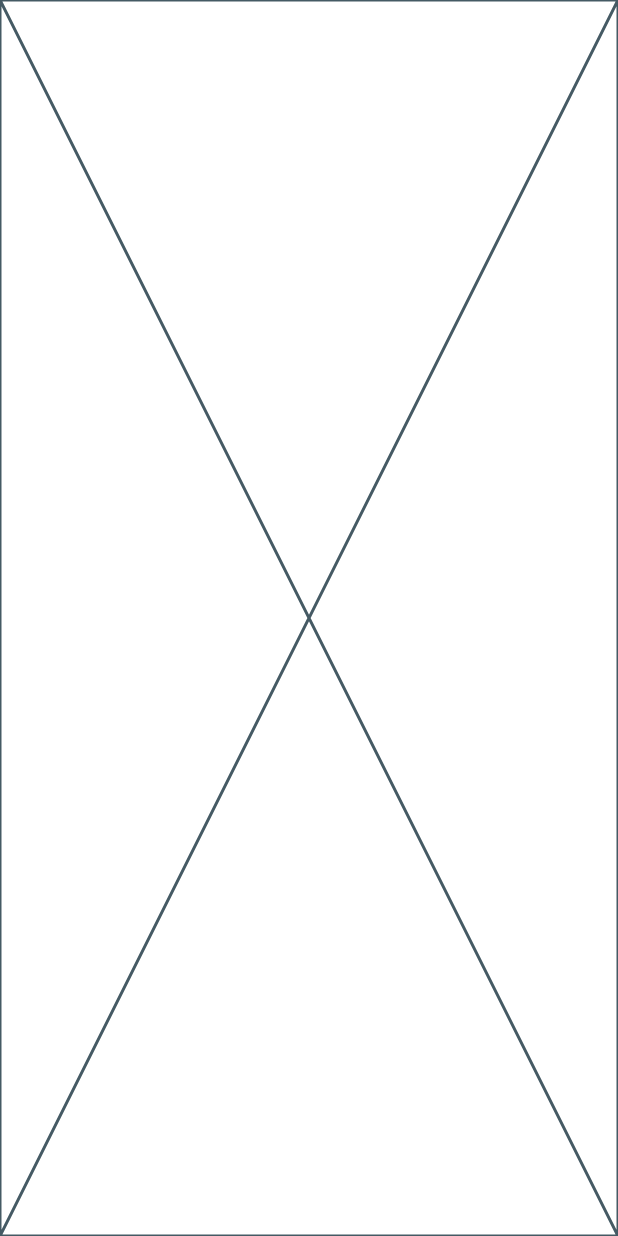
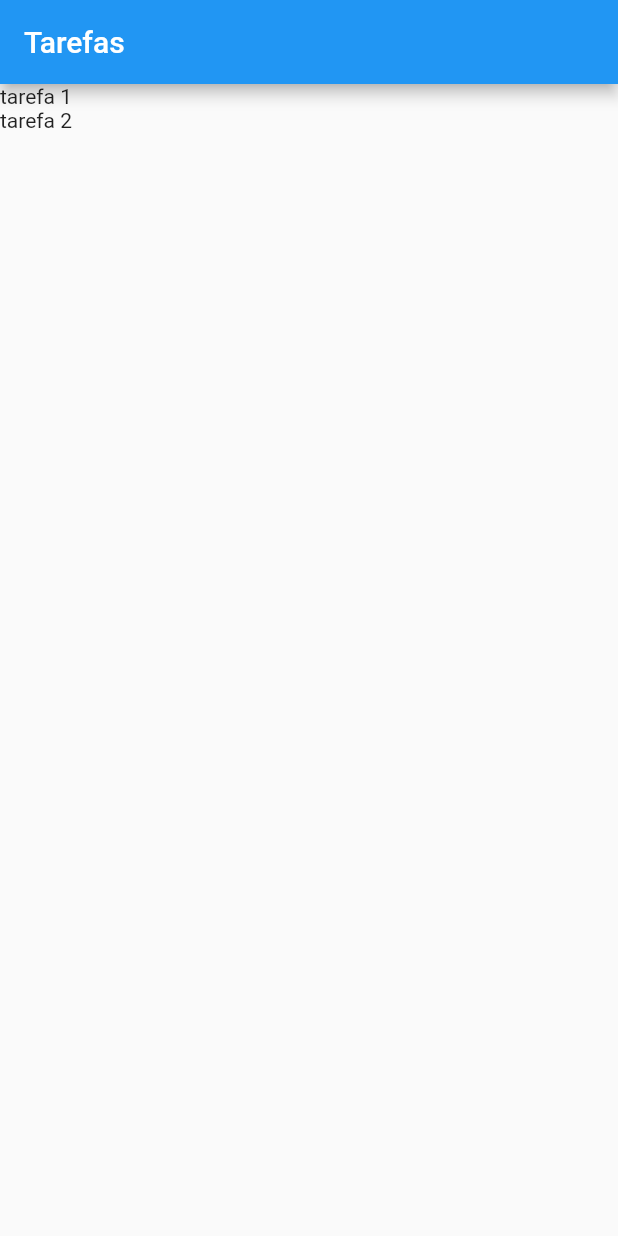
Before and after one commit to DouglasLeal/estudo-flutter-provider, a Flutter app: the screen it shows after launch, on a phone screen of 412 x 824 dp. Run offline on Flutter 3.47's test engine with Material 2 defaults, Android fonts, the phone set to English and light mode, and no system bars.

Commit message:
ListScreen criado

```diff
--- a/lib/data/task_data.dart
+++ b/lib/data/task_data.dart
@@ -1,7 +1,7 @@
 import 'package:flutter/material.dart';
 
 class TaskData extends ChangeNotifier{
-  List<String> _tasks = [];
+  List<String> _tasks = ["tarefa 1", "tarefa 2"];
   List<String> get tasks => _tasks;
 
   void addTask(String task){
--- a/lib/main.dart
+++ b/lib/main.dart
@@ -1,7 +1,15 @@
+import 'package:estudo_provider/data/task_data.dart';
+import 'package:estudo_provider/screens/list_screen.dart';
 import 'package:flutter/material.dart';
+import 'package:provider/provider.dart';
 
 void main() {
-  runApp(const MyApp());
+  runApp(
+    ChangeNotifierProvider(
+      create: (context) => TaskData(),
+      child: MyApp(),
+    ),
+  );
 }
 
 class MyApp extends StatelessWidget {
@@ -9,6 +17,9 @@ class MyApp extends StatelessWidget {
 
   @override
   Widget build(BuildContext context) {
-    return const Placeholder();
+    return MaterialApp(
+      title: 'Task List',
+      home: ListScreen(),
+    );
   }
 }
--- /dev/null
+++ b/lib/screens/list_screen.dart
@@ -0,0 +1,24 @@
+import 'package:estudo_provider/data/task_data.dart';
+import 'package:flutter/material.dart';
+import 'package:provider/provider.dart';
+
+class ListScreen extends StatelessWidget {
+  const ListScreen({Key? key}) : super(key: key);
+
+  @override
+  Widget build(BuildContext context) {
+    return Scaffold(
+      appBar: AppBar(title: Text("Tarefas")),
+      body: Consumer<TaskData>(
+        builder: (context, taskData, child){
+          return ListView.builder(
+              itemCount: taskData.tasks.length,
+              itemBuilder: (context, index){
+                return Text(taskData.tasks[index]);
+              }
+          );
+        },
+      )
+    );
+  }
+}
```
